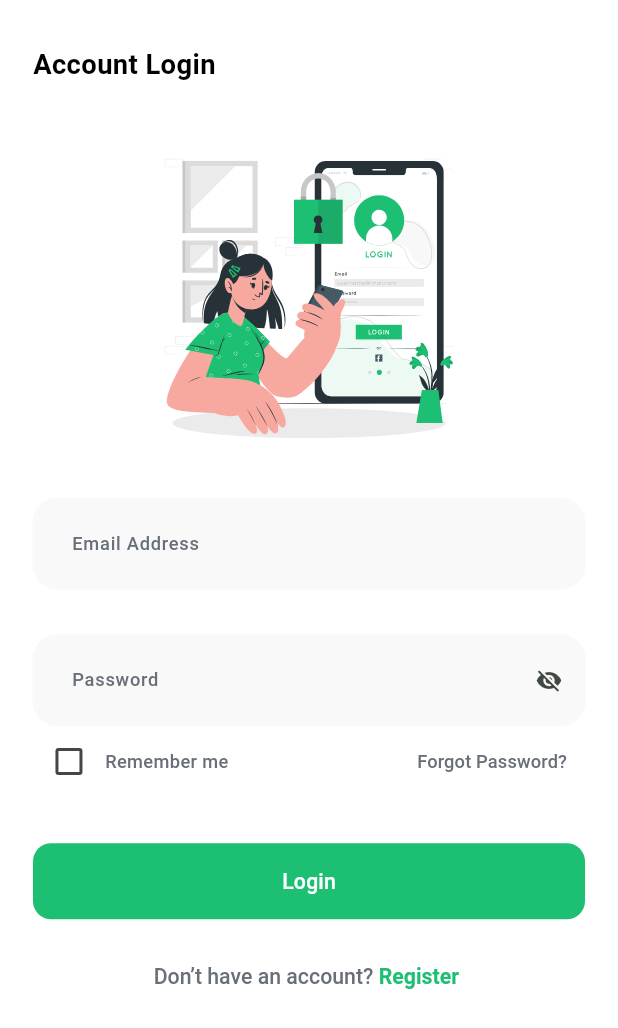
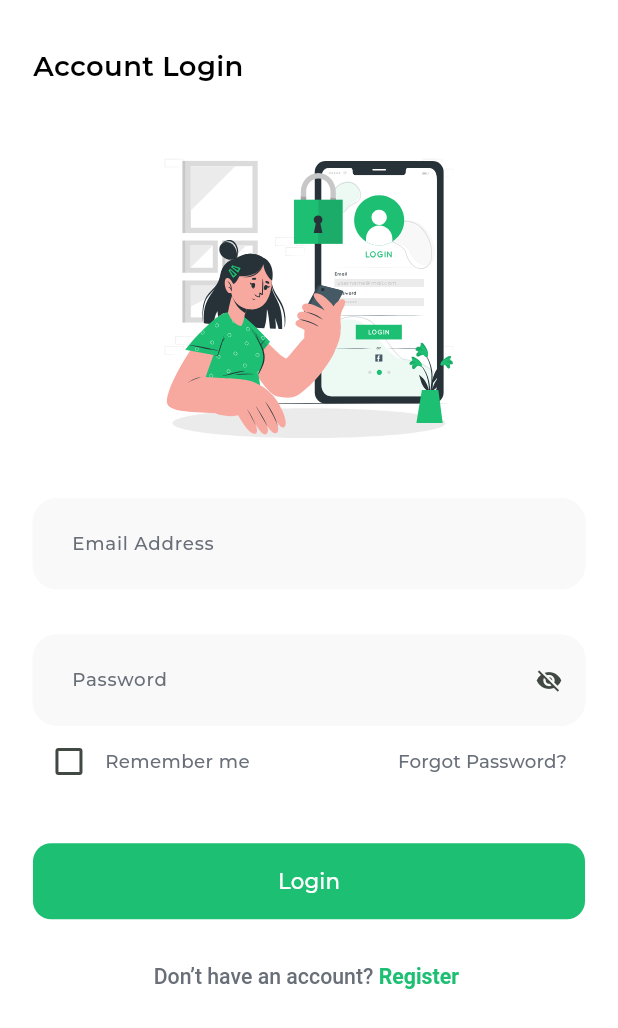
Before and after one commit to MahmoudNabil14/kafil_task, a Flutter app: the LoginScreen screen opened by its route, on a phone screen of 412 x 824 dp. Shown: the top 1028 px of the screen. Run offline on Flutter 3.47's test engine with Material 3 defaults, Android fonts, the phone set to English and light mode, and no system bars; our stand-ins replace bloc, dio, flutter_bloc, flutter_screenutil, flutter_svg, freezed_annotation and 3 more; missing offline and left inert: dashed_stepper; generated files the repository leaves out were written again; project files that could hold a hidden picture were left out.

Commit message:
- Change app font family to Monteserrat - Finish stepper widget - Add more text styles

```diff
--- /dev/null
+++ b/devtools_options.yaml
@@ -0,0 +1 @@
+extensions:
--- a/lib/core/theming/colors.dart
+++ b/lib/core/theming/colors.dart
@@ -1,6 +1,18 @@
 import 'package:flutter/material.dart';
 
 class ColorsManager {
+  /*
+  This is to describe how colors names represented in figma for example.
+  lighterGray is represented by code 300 in Figma
+
+  color only ==> 900
+  dark ==> 800
+  light ==> 400
+  lighter ==> 300
+  moreLight ==> 200
+  lightest ==> 50
+   */
+
   static const Color mainGreen = Color(0xFF1DBF73);
   static const Color black = Color(0xFF000000);
   static const Color darkGray = Color(0xFF333333);
@@ -9,5 +21,7 @@ class ColorsManager {
   static const Color lighterGray = Color(0xFFC3C5C8);
   static const Color moreLightGray = Color(0xFFE6EAEF);
   static const Color lightestGray = Color(0xFFF9F9F9);
+  static const Color lighterOrange = Color(0xFFF56342);
+  static const Color lightestOrange = Color(0xFFFFF0ED);
   static const Color white = Color(0xFFFFFFFF);
 }
--- a/lib/core/theming/text_styles.dart
+++ b/lib/core/theming/text_styles.dart
@@ -12,6 +12,11 @@ class TextStyles {
     fontSize: 12.sp,
     fontWeight: FontWeight.w500,
     color: ColorsManager.gray
+  );
+  static TextStyle font12lighterGrayW500 = TextStyle(
+    fontSize: 12.sp,
+    fontWeight: FontWeight.w500,
+    color: ColorsManager.lighterGray
   );
   static TextStyle font14WhiteW500 = TextStyle(
     fontSize: 14.sp,
@@ -37,5 +42,12 @@ class TextStyles {
     fontWeight: FontWeight.w500,
     color: ColorsManager.black
   );
-  static TextStyle font12mainGreenW600 = TextStyle(fontSize: 12.sp, fontWeight: FontWeight.w600, color: ColorsManager.mainGreen);
+  static TextStyle font12mainGreenW600 = TextStyle(
+      fontSize: 12.sp,
+      fontWeight: FontWeight.w600,
+      color: ColorsManager.mainGreen);
+  static TextStyle font12lighterOrangeW500 = TextStyle(
+      fontSize: 12.sp,
+      fontWeight: FontWeight.w500,
+      color: ColorsManager.lighterOrange);
 }
--- a/lib/core/theming/themes/light_theme.dart
+++ b/lib/core/theming/themes/light_theme.dart
@@ -2,6 +2,7 @@ import 'package:flutter/material.dart';
 import 'package:kafil_task/core/theming/colors.dart';
 
 ThemeData lightTheme = ThemeData(
+  fontFamily: "Montserrat",
   colorScheme: ColorScheme.fromSeed(seedColor: ColorsManager.mainGreen),
   useMaterial3: true,
   scaffoldBackgroundColor: Colors.white,
```
Also changed, not shown: lib/core/shared_widgets/screen_title_and_back_button.dart (+7 -2 lines), lib/features/authentication/register/ui/register_screen.dart (+54 -23 lines), pubspec.yaml (+21 -26 lines), assets/fonts/montserrat/Montserrat-Black.ttf (added), assets/fonts/montserrat/Montserrat-Bold.ttf (added), assets/fonts/montserrat/Montserrat-ExtraBold.ttf (added), assets/fonts/montserrat/Montserrat-ExtraLight.ttf (added), assets/fonts/montserrat/Montserrat-Light.ttf (added), assets/fonts/montserrat/Montserrat-Medium.ttf (added), assets/fonts/montserrat/Montserrat-Regular.ttf (added), assets/fonts/montserrat/Montserrat-SemiBold.ttf (added), assets/fonts/montserrat/Montserrat-Thin.ttf (added), pubspec.lock.
